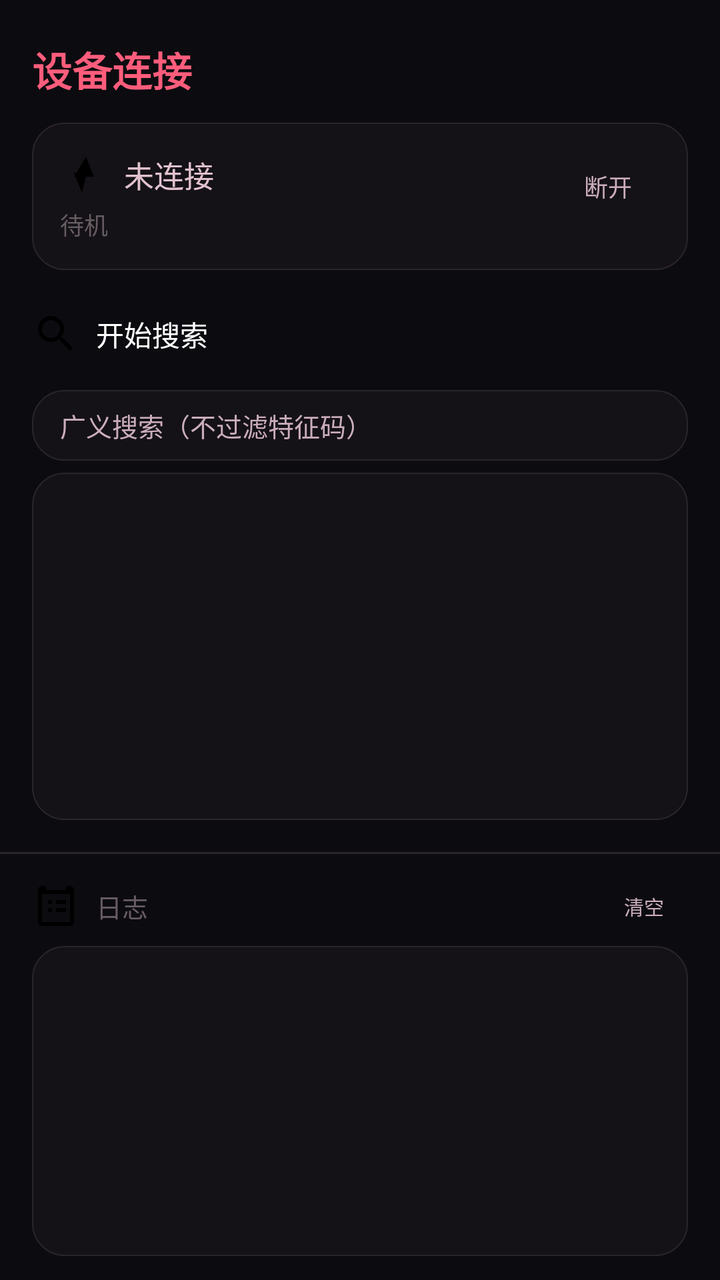
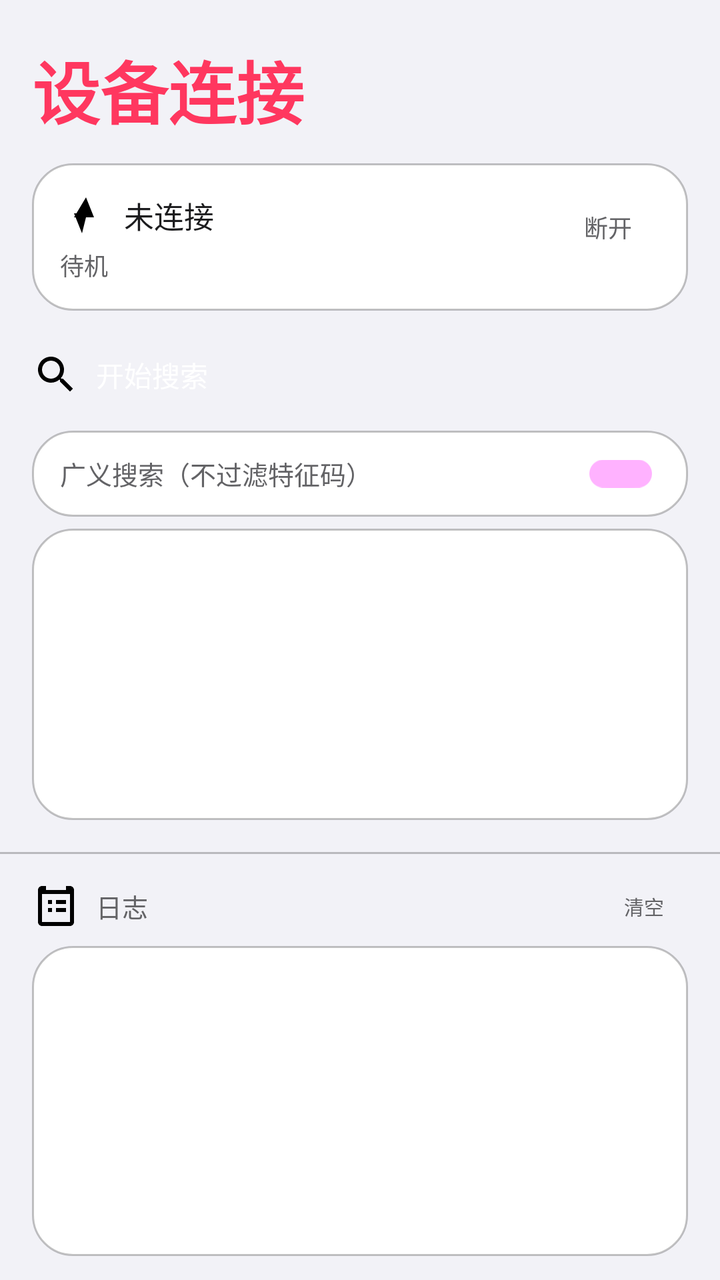

Before-and-after screenshots of an Android layout around one commit, followed by the original layout XML and the change that was made.
<!-- AndroidManifest.xml: application theme Theme.App.Starting -->
<!-- res/layout/fragment_connect.xml -->
<?xml version="1.0" encoding="utf-8"?>
<LinearLayout xmlns:android="http://schemas.android.com/apk/res/android"
    android:layout_width="match_parent"
    android:layout_height="match_parent"
    android:orientation="vertical"
    android:background="#0c0c10">

    
    <LinearLayout
        android:layout_width="match_parent"
        android:layout_height="0dp"
        android:layout_weight="1"
        android:orientation="vertical"
        android:padding="16dp">

        <TextView
            android:layout_width="wrap_content"
            android:layout_height="wrap_content"
            android:text="@string/txt_auto_024"
            android:textColor="#ff5d7c"
            android:textSize="20sp"
            android:textStyle="bold"
            android:layout_marginBottom="12dp"
            android:layout_marginTop="4dp"/>

        
        <LinearLayout
            android:layout_width="match_parent"
            android:layout_height="wrap_content"
            android:orientation="horizontal"
            android:background="@drawable/glass_card"
            android:padding="14dp"
            android:layout_marginBottom="10dp">
            <LinearLayout
                android:layout_width="0dp"
                android:layout_height="wrap_content"
                android:layout_weight="1"
                android:orientation="vertical">
                <TextView
                    android:id="@+id/tvDevice"
                    android:layout_width="wrap_content"
                    android:layout_height="wrap_content"
                    android:drawableStart="@drawable/ic_icon_bolt"
                android:drawablePadding="8dp"
                android:gravity="center_vertical"
                android:text="@string/txt_auto_025"
                    android:textColor="#e2c2cf"
                    android:textSize="15sp"/>
                <TextView
                    android:id="@+id/tvStatus"
                    android:layout_width="wrap_content"
                    android:layout_height="wrap_content"
                    android:text="@string/txt_auto_026"
                    android:textColor="#675c62"
                    android:textSize="12sp"
                    android:layout_marginTop="4dp"/>
            </LinearLayout>
            <Button
                android:id="@+id/btnDisconnect"
                android:layout_width="wrap_content"
                android:layout_height="36dp"
                android:text="@string/txt_auto_027"
                android:backgroundTint="#2a282c"
                android:textColor="#cbadbb"
                android:textSize="12sp"
                android:paddingStart="14dp"
                android:paddingEnd="14dp"
                android:gravity="center"/>
        </LinearLayout>

        
        <LinearLayout
            android:layout_width="match_parent"
            android:layout_height="wrap_content"
            android:orientation="horizontal"
            android:gravity="center_vertical"
            android:layout_marginBottom="6dp">
            <Button
                android:id="@+id/btnScan"
                android:layout_width="0dp"
                android:layout_height="44dp"
                android:layout_weight="1"
                android:drawableStart="@drawable/ic_icon_search"
                android:drawablePadding="8dp"
                android:gravity="center_vertical"
                android:text="@string/txt_auto_028"
                android:backgroundTint="#ff5d7c"
                android:textColor="#ffffff"
                android:textSize="14sp"/>
            <TextView
                android:id="@+id/tvScanCount"
                android:layout_width="wrap_content"
                android:layout_height="wrap_content"
                android:text=""
                android:textColor="#675c62"
                android:textSize="12sp"
                android:layout_marginStart="10dp"
                android:layout_marginEnd="8dp"/>
        </LinearLayout>

        
        <LinearLayout
            android:layout_width="match_parent"
            android:layout_height="wrap_content"
            android:orientation="horizontal"
            android:gravity="center_vertical"
            android:background="@drawable/glass_card"
            android:paddingTop="8dp"
            android:paddingBottom="8dp"
            android:paddingStart="14dp"
            android:paddingEnd="14dp"
            android:layout_marginBottom="6dp">
            <TextView
                android:layout_width="0dp"
                android:layout_height="wrap_content"
                android:layout_weight="1"
                android:text="@string/txt_auto_029"
                android:textColor="#cbadbb"
                android:textSize="13sp"/>
            <TextView
                android:id="@+id/tvBroadSearchHint"
                android:layout_width="wrap_content"
                android:layout_height="wrap_content"
                android:text=""
                android:textColor="#ff5d7c"
                android:textSize="11sp"
                android:layout_marginEnd="8sp"
                android:visibility="gone"/>
            <androidx.appcompat.widget.SwitchCompat
                android:id="@+id/swBroadSearch"
                android:layout_width="wrap_content"
                android:layout_height="wrap_content"
                android:thumbTint="#675c62"
                android:trackTint="#2a282c"/>
        </LinearLayout>

        
        <androidx.recyclerview.widget.RecyclerView
            android:id="@+id/rvDevices"
            android:layout_width="match_parent"
            android:layout_height="0dp"
            android:layout_weight="1"
            android:background="@drawable/glass_card"
            android:clipToPadding="false"
            android:padding="6dp"/>
    </LinearLayout>

    
    <View
        android:layout_width="match_parent"
        android:layout_height="1dp"
        android:background="#2a252a"/>

    
    <LinearLayout
        android:layout_width="match_parent"
        android:layout_height="0dp"
        android:layout_weight="0.5"
        android:orientation="vertical"
        android:paddingTop="12dp"
        android:paddingBottom="12dp"
        android:paddingStart="16dp"
        android:paddingEnd="16dp">
        <LinearLayout
            android:layout_width="match_parent"
            android:layout_height="wrap_content"
            android:orientation="horizontal"
            android:gravity="center_vertical">
            <TextView
                android:layout_width="0dp"
                android:layout_height="wrap_content"
                android:layout_weight="1"
                android:drawableStart="@drawable/ic_icon_clipboard"
                android:drawablePadding="8dp"
                android:gravity="center_vertical"
                android:text="@string/txt_auto_030"
                android:textColor="#675c62"
                android:textSize="13sp"/>
            <Button
                android:id="@+id/btnClearLog"
                android:layout_width="wrap_content"
                android:layout_height="28dp"
                android:text="@string/txt_auto_031"
                android:backgroundTint="#2a282c"
                android:textColor="#cbadbb"
                android:textSize="10sp"
                android:paddingStart="12dp"
                android:paddingEnd="12dp"
                android:gravity="center"/>
        </LinearLayout>

        <ScrollView
            android:id="@+id/logScrollView"
            android:layout_width="match_parent"
            android:layout_height="match_parent"
            android:layout_marginTop="6dp"
            android:background="@drawable/glass_card"
            android:scrollbars="vertical"
            android:fillViewport="true">
            <TextView
                android:id="@+id/tvLog"
                android:layout_width="match_parent"
                android:layout_height="wrap_content"
                android:padding="10dp"
                android:textColor="#675c62"
                android:textSize="11sp"
                android:typeface="monospace"
                android:lineSpacingExtra="2dp"
                android:gravity="top"/>
        </ScrollView>
    </LinearLayout>

</LinearLayout>
<!-- resources referenced by this layout -->
<resources>
  <!-- drawable glass_card (drawable) -->
  <?xml version="1.0" encoding="utf-8"?>
  <shape xmlns:android="http://schemas.android.com/apk/res/android">
      <solid android:color="#141216"/>
      <corners android:radius="16dp"/>
      <stroke android:width="0.5dp" android:color="#2a252a"/>
  </shape>
  <!-- drawable ic_icon_bolt (drawable) -->
  <?xml version="1.0" encoding="utf-8"?>
  <vector xmlns:android="http://schemas.android.com/apk/res/android"
      android:width="24dp"
      android:height="24dp"
      android:autoMirrored="false"
      android:viewportWidth="24"
      android:viewportHeight="24"
      android:tint="?attr/colorOnSurface">
      <path
          android:fillColor="#FF000000"
          android:pathData="M11,21 L13,13 L17,13 L13,3 L11,11 L7,11 Z M13,3 L7,13 L11,13 L11,21 Z" />
  </vector>
  <!-- drawable ic_icon_clipboard (drawable) -->
  <?xml version="1.0" encoding="utf-8"?>
  <vector xmlns:android="http://schemas.android.com/apk/res/android"
      android:width="24dp"
      android:height="24dp"
      android:autoMirrored="false"
      android:viewportWidth="24"
      android:viewportHeight="24"
      android:tint="?attr/colorOnSurface">
      <path
          android:fillColor="#FF000000"
          android:pathData="M19,2 L17,2 L17,4 L7,4 L7,2 L5,2 C3.9,2 3,2.9 3,4 L3,20 C3,21.1 3.9,22 5,22 L19,22 C20.1,22 21,21.1 21,20 L21,4 C21,2.9 20.1,2 19,2 Z M19,20 L5,20 L5,6 L19,6 Z M12,9 L17,9 L17,11 L12,11 Z M12,13 L17,13 L17,15 L12,15 Z M8,9 L10,9 L10,11 L8,11 Z M8,13 L10,13 L10,15 L8,15 Z" />
  </vector>
  <string name="txt_auto_024">设备连接</string>
  <string name="txt_auto_025">未连接</string>
  <string name="txt_auto_026">待机</string>
  <string name="txt_auto_027">断开</string>
  <string name="txt_auto_028">开始搜索</string>
  <string name="txt_auto_029">广义搜索（不过滤特征码）</string>
  <string name="txt_auto_030">日志</string>
  <string name="txt_auto_031">清空</string>
  <style name="Theme.App.Starting" parent="Theme.SplashScreen">
           <item name="windowSplashScreenBackground">#0c0c10</item>
           <item name="windowSplashScreenAnimatedIcon">@drawable/ic_splash_logo</item>
          <item name="windowSplashScreenIconBackgroundColor">#C2385C</item>
           <item name="postSplashScreenTheme">@style/AppTheme</item>
       </style>
  <style name="AppTheme" parent="Theme.MaterialComponents.DayNight.NoActionBar">
          <item name="android:windowBackground">@color/splash_bg</item>
          <item name="android:statusBarColor">@android:color/transparent</item>
          <item name="android:navigationBarColor">@android:color/transparent</item>
      </style>
  <color name="splash_bg">#0c0c10</color>
  <!-- unchanged entries left out for length: 2 -->
</resources>

<!-- the commit's change to res/layout/fragment_connect.xml (unified diff, before → after) -->
@@ -3,7 +3,7 @@
     android:layout_width="match_parent"
     android:layout_height="match_parent"
     android:orientation="vertical"
-    android:background="#0c0c10">
+    android:background="@color/bg">
 
     
     <LinearLayout
@@ -17,8 +17,8 @@
             android:layout_width="wrap_content"
             android:layout_height="wrap_content"
             android:text="@string/txt_auto_024"
-            android:textColor="#ff5d7c"
-            android:textSize="20sp"
+            android:textColor="@color/accent"
+            android:textSize="34sp"
             android:textStyle="bold"
             android:layout_marginBottom="12dp"
             android:layout_marginTop="4dp"/>
@@ -44,14 +44,14 @@
                 android:drawablePadding="8dp"
                 android:gravity="center_vertical"
                 android:text="@string/txt_auto_025"
-                    android:textColor="#e2c2cf"
+                    android:textColor="@color/label"
                     android:textSize="15sp"/>
                 <TextView
                     android:id="@+id/tvStatus"
                     android:layout_width="wrap_content"
                     android:layout_height="wrap_content"
                     android:text="@string/txt_auto_026"
-                    android:textColor="#675c62"
+                    android:textColor="@color/label_secondary"
                     android:textSize="12sp"
                     android:layout_marginTop="4dp"/>
             </LinearLayout>
@@ -60,8 +60,8 @@
                 android:layout_width="wrap_content"
                 android:layout_height="36dp"
                 android:text="@string/txt_auto_027"
-                android:backgroundTint="#2a282c"
-                android:textColor="#cbadbb"
+                android:backgroundTint="@color/fill_strong"
+                android:textColor="@color/label_secondary"
                 android:textSize="12sp"
                 android:paddingStart="14dp"
                 android:paddingEnd="14dp"
@@ -84,7 +84,7 @@
                 android:drawablePadding="8dp"
                 android:gravity="center_vertical"
                 android:text="@string/txt_auto_028"
-                android:backgroundTint="#ff5d7c"
+                android:backgroundTint="@color/accent"
                 android:textColor="#ffffff"
                 android:textSize="14sp"/>
             <TextView
@@ -92,7 +92,7 @@
                 android:layout_width="wrap_content"
                 android:layout_height="wrap_content"
                 android:text=""
-                android:textColor="#675c62"
+                android:textColor="@color/label_secondary"
                 android:textSize="12sp"
                 android:layout_marginStart="10dp"
                 android:layout_marginEnd="8dp"/>
@@ -115,23 +115,24 @@
                 android:layout_height="wrap_content"
                 android:layout_weight="1"
                 android:text="@string/txt_auto_029"
-                android:textColor="#cbadbb"
+                android:textColor="@color/label_secondary"
                 android:textSize="13sp"/>
             <TextView
                 android:id="@+id/tvBroadSearchHint"
                 android:layout_width="wrap_content"
                 android:layout_height="wrap_content"
                 android:text=""
-                android:textColor="#ff5d7c"
+                android:textColor="@color/accent"
                 android:textSize="11sp"
                 android:layout_marginEnd="8sp"
                 android:visibility="gone"/>
             <androidx.appcompat.widget.SwitchCompat
                 android:id="@+id/swBroadSearch"
-                android:layout_width="wrap_content"
-                android:layout_height="wrap_content"
-                android:thumbTint="#675c62"
-                android:trackTint="#2a282c"/>
+                style="@style/App.Switch"
+                android:layout_width="wrap_content"
+                android:layout_height="wrap_content"
+                android:thumbTint="@color/label_secondary"
+                android:trackTint="@color/fill_strong"/>
         </LinearLayout>
 
         
@@ -149,7 +150,7 @@
     <View
         android:layout_width="match_parent"
         android:layout_height="1dp"
-        android:background="#2a252a"/>
+        android:background="@color/separator"/>
 
     
     <LinearLayout
@@ -174,15 +175,15 @@
                 android:drawablePadding="8dp"
                 android:gravity="center_vertical"
                 android:text="@string/txt_auto_030"
-                android:textColor="#675c62"
+                android:textColor="@color/label_secondary"
                 android:textSize="13sp"/>
             <Button
                 android:id="@+id/btnClearLog"
                 android:layout_width="wrap_content"
                 android:layout_height="28dp"
                 android:text="@string/txt_auto_031"
-                android:backgroundTint="#2a282c"
-                android:textColor="#cbadbb"
+                android:backgroundTint="@color/fill_strong"
+                android:textColor="@color/label_secondary"
                 android:textSize="10sp"
                 android:paddingStart="12dp"
                 android:paddingEnd="12dp"
@@ -202,7 +203,7 @@
                 android:layout_width="match_parent"
                 android:layout_height="wrap_content"
                 android:padding="10dp"
-                android:textColor="#675c62"
+                android:textColor="@color/label_secondary"
                 android:textSize="11sp"
                 android:typeface="monospace"
                 android:lineSpacingExtra="2dp"
<!-- resource entries referenced after the edit -->
@@ -1,11 +1,17 @@
 <!-- resources referenced by this layout -->
 <resources>
+  <color name="accent">#FF375F</color>
+  <color name="bg">#F2F2F7</color>
+  <color name="fill_strong">#E5E5EA</color>
+  <color name="label">#1C1C1E</color>
+  <color name="label_secondary">#636366</color>
+  <color name="separator">#3C000000</color>
   <!-- drawable glass_card (drawable) -->
   <?xml version="1.0" encoding="utf-8"?>
   <shape xmlns:android="http://schemas.android.com/apk/res/android">
-      <solid android:color="#141216"/>
-      <corners android:radius="16dp"/>
-      <stroke android:width="0.5dp" android:color="#2a252a"/>
+      <solid android:color="@color/card"/>
+      <corners android:radius="20dp"/>
+      <stroke android:width="1dp" android:color="@color/separator"/>
   </shape>
   <!-- drawable ic_icon_bolt (drawable) -->
   <?xml version="1.0" encoding="utf-8"?>
@@ -41,18 +47,32 @@
   <string name="txt_auto_029">广义搜索（不过滤特征码）</string>
   <string name="txt_auto_030">日志</string>
   <string name="txt_auto_031">清空</string>
+  <style name="App.Switch" parent="Widget.AppCompat.CompoundButton.Switch">
+          <item name="android:trackTint">@color/switch_track</item>
+          <item name="android:thumbTint">@color/switch_thumb</item>
+      </style>
   <style name="Theme.App.Starting" parent="Theme.SplashScreen">
-           <item name="windowSplashScreenBackground">#0c0c10</item>
-           <item name="windowSplashScreenAnimatedIcon">@drawable/ic_splash_logo</item>
-          <item name="windowSplashScreenIconBackgroundColor">#C2385C</item>
-           <item name="postSplashScreenTheme">@style/AppTheme</item>
-       </style>
-  <style name="AppTheme" parent="Theme.MaterialComponents.DayNight.NoActionBar">
-          <item name="android:windowBackground">@color/splash_bg</item>
+          <item name="windowSplashScreenBackground">@color/splash_bg</item>
+          <item name="windowSplashScreenAnimatedIcon">@drawable/ic_splash_logo</item>
+          <item name="postSplashScreenTheme">@style/AppTheme</item>
+      </style>
+  <color name="card">#FFFFFF</color>
+  <style name="AppTheme" parent="Theme.Material3.DayNight.NoActionBar">
+          <item name="colorPrimary">@color/accent</item>
+          <item name="colorOnPrimary">@color/on_accent</item>
+          <item name="colorSurface">@color/card</item>
+          <item name="colorOnSurface">@color/label</item>
+          <item name="colorOnSurfaceVariant">@color/label_secondary</item>
+          <item name="colorOutline">@color/separator</item>
+          <item name="android:windowBackground">@color/bg</item>
           <item name="android:statusBarColor">@android:color/transparent</item>
           <item name="android:navigationBarColor">@android:color/transparent</item>
+          <item name="android:windowLightStatusBar">true</item>
+          <item name="android:windowLightNavigationBar">true</item>
+          <item name="android:fontFamily">sans-serif</item>
       </style>
-  <color name="splash_bg">#0c0c10</color>
+  <color name="on_accent">#FFFFFF</color>
+  <color name="splash_bg">#F2F2F7</color>
   <!-- unchanged entries left out for length: 2 -->
 </resources>
 
